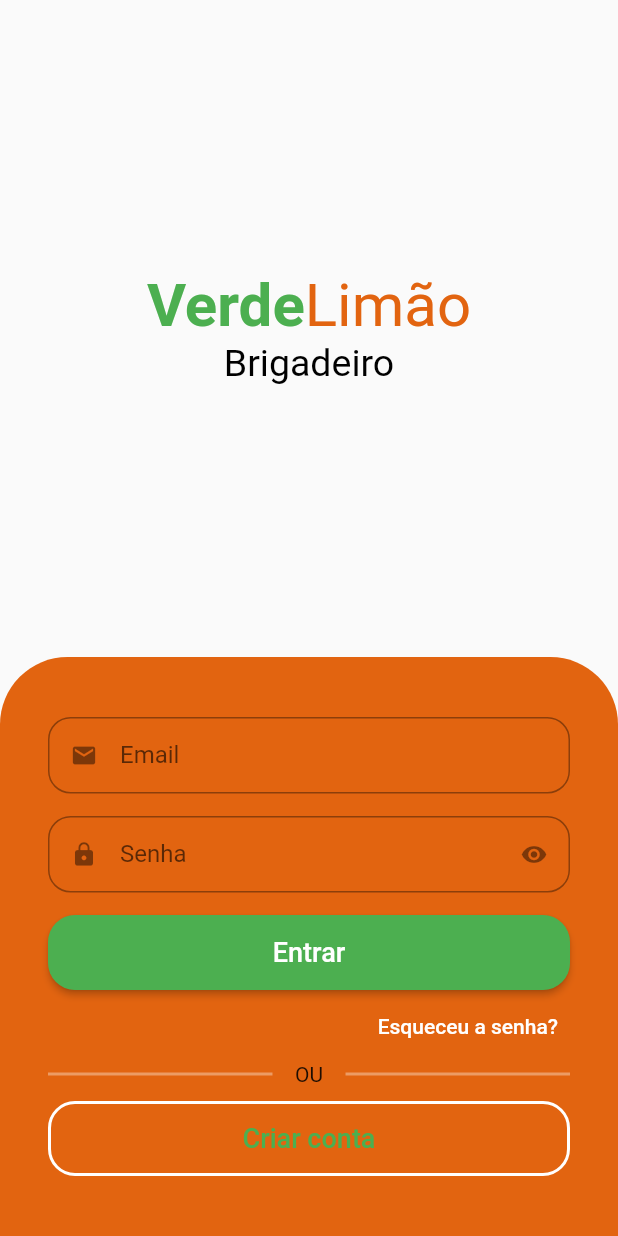
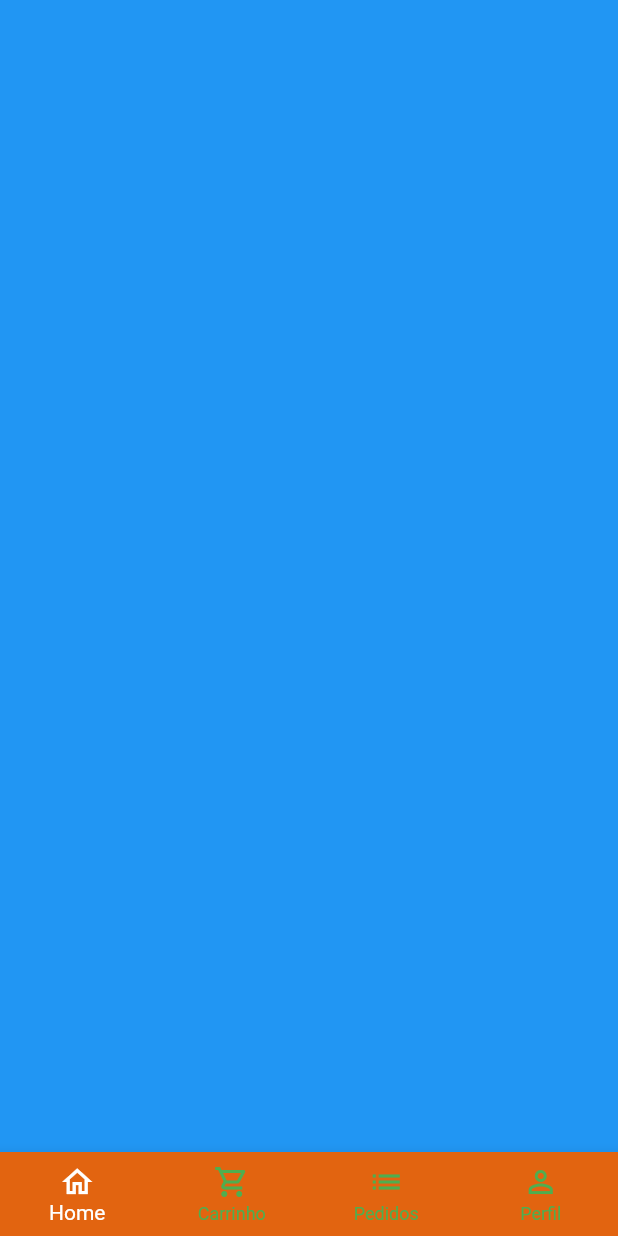
Before and after one commit to DeniseBarbosa/projeto01, a Flutter app: the screen it shows after launch, after a tap on "Entrar", on a phone screen of 412 x 824 dp. Run offline on Flutter 3.47's test engine with Material 2 defaults, Android fonts, the phone set to English and light mode, and no system bars; drawn by our look-alikes of animated_text_kit; our stand-ins replace mask_text_input_formatter.

Commit message:
Tela Base e Login

```diff
--- /dev/null
+++ b/anotacoes.txt
@@ -0,0 +1,6 @@
+pushReplacement => O método pushReplacement no Flutter é usado para empilhar uma nova rota
+na pilha de navegação e substituir a rota atual pela nova rota. Ele é útil para casos em que você
+deseja substituir completamente a tela atual por uma nova tela
+e não deseja que o usuário volte para a tela anterior pressionando o botão Voltar.
+Um exemplo comum é a tela de login, onde, após o usuário efetuar login com sucesso,
+a tela de login é substituída pela tela principal do aplicativo.
--- a/hortifruti/lib/src/autenticacao/tela_login.dart
+++ b/hortifruti/lib/src/autenticacao/tela_login.dart
@@ -2,6 +2,7 @@ import 'package:animated_text_kit/animated_text_kit.dart';
 import 'package:flutter/material.dart';
 import 'package:hortifruti/src/autenticacao/components/customizar_texto_campo.dart';
 import 'package:hortifruti/src/autenticacao/tela_cadastro.dart';
+import 'package:hortifruti/src/base/tela_base.dart';
 import 'package:hortifruti/src/config/cor_customizada.dart';
 
 class TelaLogin extends StatelessWidget {
@@ -116,7 +117,14 @@ class TelaLogin extends StatelessWidget {
                         borderRadius: BorderRadius.circular(18),
                       ),
                     ),
-                    onPressed: () {},
+                    onPressed: () {
+                      //veja as informações sobre pushReplacement no arquivo .txt
+                      //rota que faz referencia a pagina Tabela Base
+                      Navigator.of(context)
+                          .pushReplacement(MaterialPageRoute(builder: (c) {
+                        return TelaBase();
+                      }));
+                    },
                     child: const Text(
                       "Entrar",
                       style: TextStyle(
@@ -190,7 +198,7 @@ class TelaLogin extends StatelessWidget {
                     ),
                     onPressed: () {
                       Navigator.of(context).push(
-                        MaterialPageRoute(builder: (c){
+                        MaterialPageRoute(builder: (c) {
                           return TelaCadastro();
                         }),
                       );
--- /dev/null
+++ b/hortifruti/lib/src/base/tela_base.dart
@@ -0,0 +1,79 @@
+import 'package:flutter/material.dart';
+import 'package:hortifruti/src/config/cor_customizada.dart';
+
+class TelaBase extends StatefulWidget {
+  TelaBase({super.key});
+
+  @override
+  State<TelaBase> createState() => _TelaBaseState();
+}
+
+class _TelaBaseState extends State<TelaBase> {
+  ///bottomNavigationBar => será criado barra de navegação #siga as etapas conforme abaixo
+  ///BottomNavigationBarType.fixed => significa que a barra de navegação terá uma quantidade fixa de itens e eles serão exibidos sempre na mesma ordem e posição
+  ///..continua sem ele os icons não aparece ou a cor ficara invisivel
+  ///PageView => visualização paginada, colocando todas as telas que serão apresentadas no aplicativo, vai se trasnformar em uma barra de rolagem horizontal
+  ///..continua PageView é um widget em Flutter que permite exibir várias páginas de conteúdo em uma única tela. Ele é muito útil quando se deseja permitir que os usuários deslizem horizontalmente entre diferentes telas ou visualizações
+  ///se atente ao currentIndex => onTap => setState =>int selecionadoIcon = 0; $finalidade => ao clicar no icone ele é selecionado
+  /// MudarTela => Muda a tela conforme clica no incone
+  /// physics => Evitar que o usuario faça a navegação puxando a tela de um lado para o outro, serar feio um travamento de tela a navegação só serar permitida clicando no icone
+
+  int selecionadoIcon = 0;
+  final MudarTela = PageController();
+
+  @override
+  Widget build(BuildContext context) {
+    return Scaffold(
+      body: PageView(
+        physics: NeverScrollableScrollPhysics(),
+        controller: MudarTela,
+        children: [
+          Container(
+            color: Colors.blue,
+          ),
+          Container(
+            color: Colors.pink,
+          ),
+          Container(
+            color: Colors.purple,
+          ),
+          Container(
+            color: Colors.amber,
+          ),
+        ],
+      ),
+      bottomNavigationBar: BottomNavigationBar(
+          currentIndex: selecionadoIcon,
+          onTap: (index) {
+            //nesse caso especifico foi necessario mudar o Stateless para Stateful
+            setState(() {
+              selecionadoIcon = index;
+              MudarTela.jumpToPage(index);
+            });
+          },
+          type: BottomNavigationBarType.fixed,
+          backgroundColor: CoresCustomizada.CorCustomizadaContraste,
+          //cor do icons
+          selectedItemColor: Colors.white,
+          unselectedItemColor: Colors.green.withAlpha(250),
+          items: [
+            BottomNavigationBarItem(
+              icon: Icon(Icons.home_outlined),
+              label: "Home",
+            ),
+            BottomNavigationBarItem(
+              icon: Icon(Icons.shopping_cart_outlined),
+              label: "Carrinho",
+            ),
+            BottomNavigationBarItem(
+              icon: Icon(Icons.list),
+              label: "Pedidos",
+            ),
+            BottomNavigationBarItem(
+              icon: Icon(Icons.person_outline),
+              label: "Perfil",
+            ),
+          ]),
+    );
+  }
+}
```
